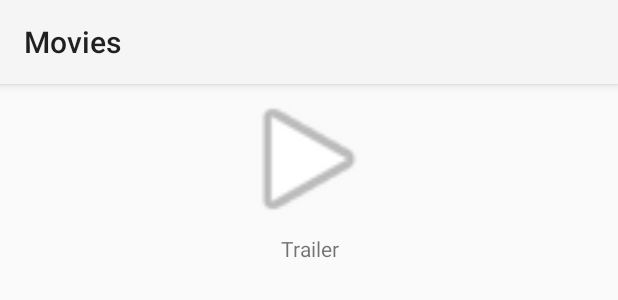
After one commit to anudeepghosh/NeighBuyer, an Android app: the layout trailer_layout.xml on its own in the app's theme, with its tools: preview values and no code run, on a phone screen of 412 x 824 dp. The commit adds this screen. Shown: the top 300 px of the screen. Run offline under Robolectric (Android 15) with nearby library versions, the phone set to English and light mode, and no system bars.

Commit message:
Trailer Functional

```diff
--- a/Movies/app/build.gradle
+++ b/Movies/app/build.gradle
@@ -30,6 +30,10 @@ dependencies {
     compile 'net.simonvt.schematic:schematic:0.6.4'
     compile 'net.simonvt.schematic:schematic-compiler:0.6.4'
     compile 'com.jakewharton:butterknife:7.0.1'
+    compile 'com.squareup.retrofit2:retrofit:2.0.0'
+    compile 'com.squareup.retrofit2:converter-gson:2.0.0'
+    compile 'com.squareup.okhttp3:okhttp:3.1.2'
+
 }
 android {
     packagingOptions {
--- a/Movies/app/src/main/java/com/example/nilanjandaw/movies/Columns.java
+++ b/Movies/app/src/main/java/com/example/nilanjandaw/movies/Columns.java
@@ -1,6 +1,5 @@
 package com.example.nilanjandaw.movies;
 
-import net.simonvt.schematic.annotation.AutoIncrement;
 import net.simonvt.schematic.annotation.DataType;
 import net.simonvt.schematic.annotation.NotNull;
 import net.simonvt.schematic.annotation.PrimaryKey;
@@ -16,7 +15,6 @@ public interface Columns {
 
     @DataType(INTEGER)
     @PrimaryKey
-    @AutoIncrement
     String _ID = "movie_id";
     @DataType(TEXT)
     @NotNull
--- a/Movies/app/src/main/java/com/example/nilanjandaw/movies/GridAdapter.java
+++ b/Movies/app/src/main/java/com/example/nilanjandaw/movies/GridAdapter.java
@@ -47,7 +47,7 @@ public class GridAdapter extends BaseAdapter {
     @Override
     public View getView(int position, View convertView, ViewGroup parent) {
         try {
-            if (convertView == null) {
+            if (convertView == null || getItemViewType(position) == 0) {
                 convertView = LayoutInflater.from(context).inflate(
                         R.layout.layout_item, parent, false);
             }
--- a/Movies/app/src/main/java/com/example/nilanjandaw/movies/MainActivity.java
+++ b/Movies/app/src/main/java/com/example/nilanjandaw/movies/MainActivity.java
@@ -56,6 +56,7 @@ public class MainActivity extends Activity {
                     Log.d("Cursor", cursor.getString(cursor.getColumnIndex(Columns.TITLE)));
 
                     JSONObject favoriteMovie = new JSONObject();
+                    favoriteMovie.put("id", cursor.getString(cursor.getColumnIndex(Columns._ID)));
                     favoriteMovie.put("original_title", cursor.getString(cursor.getColumnIndex(Columns.TITLE)));
                     favoriteMovie.put("poster_path", cursor.getString(cursor.getColumnIndex(Columns.POSTER_PATH)));
                     favoriteMovie.put("overview", cursor.getString(cursor.getColumnIndex(Columns.OVERVIEW)));
@@ -165,6 +166,7 @@ public class MainActivity extends Activity {
                 } else {
                     Log.d("Request", "Failed");
                 }
+                return statusCode;
 
             } catch (IOException e) {
                 e.printStackTrace();
--- /dev/null
+++ b/Movies/app/src/main/res/layout/trailer_layout.xml
@@ -0,0 +1,24 @@
+<?xml version="1.0" encoding="utf-8"?>
+<LinearLayout xmlns:android="http://schemas.android.com/apk/res/android"
+    android:layout_width="match_parent"
+    android:layout_height="match_parent"
+    android:gravity="center_horizontal"
+    android:orientation="vertical">
+
+    <ImageView
+        android:id="@+id/trailer_image"
+        android:layout_width="100dp"
+        android:layout_height="100dp"
+        android:contentDescription="@string/movie_poster"
+        android:scaleType="centerCrop"
+        android:src="@android:drawable/ic_media_play" />
+
+    <TextView
+        android:id="@+id/trailer_text"
+        android:layout_width="match_parent"
+        android:layout_height="wrap_content"
+        android:layout_gravity="center_horizontal"
+        android:gravity="center"
+        android:text="Trailer"
+        android:textAlignment="center" />
+</LinearLayout>
--- a/Movies/app/src/main/res/values/strings.xml
+++ b/Movies/app/src/main/res/values/strings.xml
@@ -15,4 +15,5 @@
     <string name="favourite">Add as Favorite</string>
     <string name="action_sort_favourite">Sort By Favourite</string>
     <string name="review_header">Review</string>
+    <string name="trailer_header">Trailers</string>
 </resources>
```
Also changed, not shown: Movies/app/src/main/java/com/example/nilanjandaw/movies/DetailsActivity.java (+107 -1 lines), Movies/app/src/main/java/com/example/nilanjandaw/movies/TrailerAdapter.java (added, +86 -0 lines), Movies/app/src/main/res/layout/activity_details.xml (+20 -10 lines), 1 other file.
